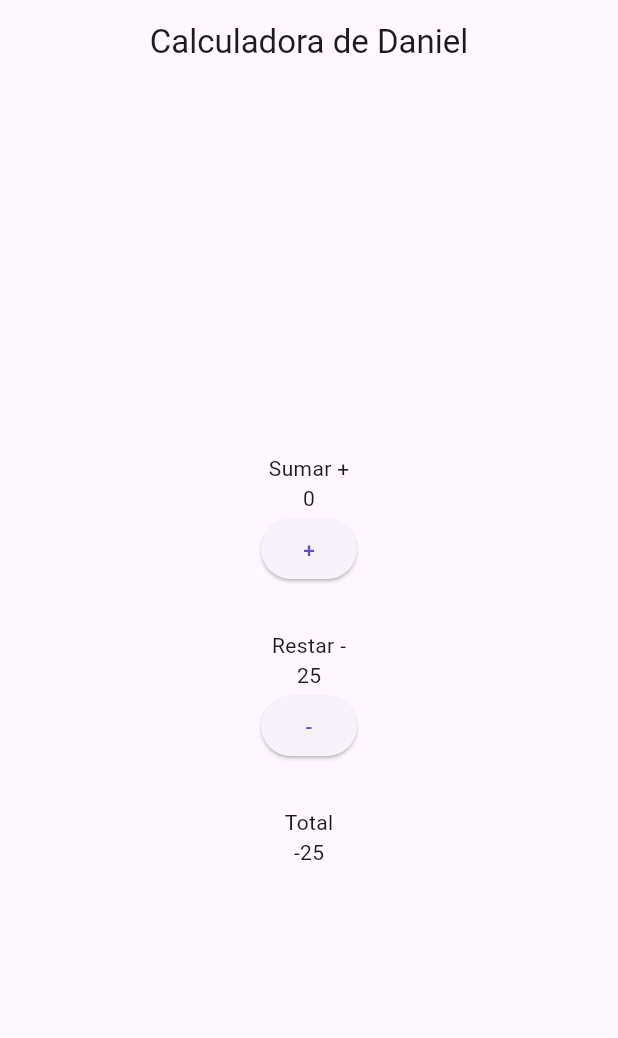
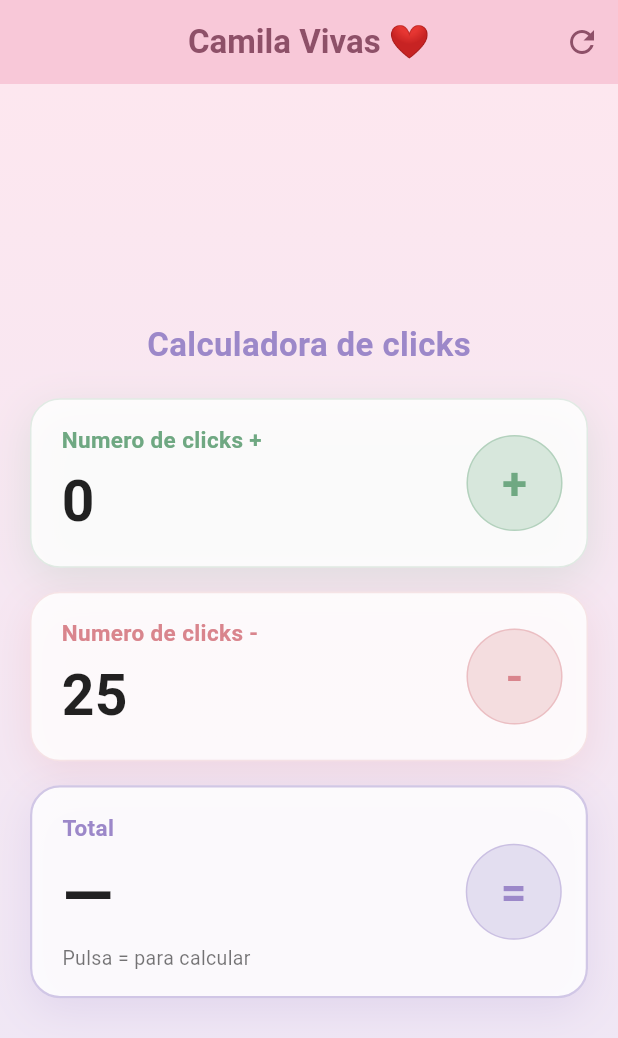
Before and after one commit to danpzZz/Calculadora_Flutter_Grupo_3, a Flutter app: the screen it shows after launch, on a phone screen of 412 x 824 dp. Shown: the top 1038 px of the screen. Run offline on Flutter 3.47's test engine with Material 3 defaults, Android fonts, the phone set to English and light mode, and no system bars.

Commit message:
Calculadora de clicks de Camila Vivas

```diff
--- a/lib/Presentacion/Screens/calculadora.dart
+++ /dev/null
@@ -1,66 +0,0 @@
-
-import 'package:flutter/material.dart';
-
-void main() {
-  runApp(const MaterialApp(
-    debugShowCheckedModeBanner: false,
-    home: Calculadora(),
-  ));
-}
-
-class Calculadora extends StatefulWidget {
-  const Calculadora({super.key});
-
-  @override
-  State<Calculadora> createState() => _CalculadoraState();
-}
-
-class _CalculadoraState extends State<Calculadora> {
-  int numero1 = 0;
-  int numero2 = 25;
-
-  @override
-  Widget build(BuildContext context) {
-    return Scaffold(
-      appBar: AppBar(
-        title: const Text("Calculadora de Daniel"),
-        centerTitle: true,
-      ),
-      body: Center(
-        child: Column(
-          mainAxisAlignment: MainAxisAlignment.center,
-          children: [
-            const Text("Sumar +"),
-            Text("$numero1"),
-            ElevatedButton(
-              onPressed: () {
-                setState(() {
-                  numero1++;
-                });
-              },
-              child: const Text("+"),
-            ),
-
-            const SizedBox(height: 30),
-
-            const Text("Restar -"),
-            Text("$numero2"),
-            ElevatedButton(
-              onPressed: () {
-                setState(() {
-                  numero2--;
-                });
-              },
-              child: const Text("-"),
-            ),
-
-            const SizedBox(height: 30),
-
-            const Text("Total"),
-            Text("${numero1 - numero2}"),
-          ],
-        ),
-      ),
-    );
-  }
-}
--- /dev/null
+++ b/lib/Presentacion/Screens/pantalla.dart
@@ -0,0 +1,314 @@
+import 'package:flutter/material.dart';
+
+class Pantalla extends StatefulWidget {
+  const Pantalla({super.key});
+
+  @override
+  State<Pantalla> createState() => _PantallaState();
+}
+
+class _PantallaState extends State<Pantalla> {
+  // Paleta suave (tonos pastel / difuminados).
+  static const Color _rosa = Color(0xFFF8C8D8);
+  static const Color _rosaTexto = Color(0xFF8E5068);
+  static const Color _verde = Color(0xFF6FA882);
+  static const Color _rojo = Color(0xFFD9858D);
+  static const Color _morado = Color(0xFF9C88C9);
+
+  // Valores con los que arranca la calculadora (y a los que vuelve al
+  // reiniciar).
+  static const int _inicioMas = 0;
+  static const int _inicioMenos = 25;
+
+  int clicksMas = _inicioMas;
+  int clicksMenos = _inicioMenos;
+  int? total; // null = todavía no se ha calculado
+
+  // El total queda desactualizado si los contadores cambiaron después de
+  // pulsar "=".
+  bool get _totalDesactualizado =>
+      total != null && total != clicksMas - clicksMenos;
+
+  void _sumarMas() => setState(() => clicksMas++);
+
+  void _sumarMenos() => setState(() => clicksMenos++);
+
+  void _calcular() => setState(() => total = clicksMas - clicksMenos);
+
+  void _reiniciar() {
+    final hayDatos =
+        clicksMas != _inicioMas || clicksMenos != _inicioMenos || total != null;
+    if (!hayDatos) return;
+
+    final masAnterior = clicksMas;
+    final menosAnterior = clicksMenos;
+    final totalAnterior = total;
+    setState(() {
+      clicksMas = _inicioMas;
+      clicksMenos = _inicioMenos;
+      total = null;
+    });
+
+    ScaffoldMessenger.of(context)
+      ..hideCurrentSnackBar()
+      ..showSnackBar(
+        SnackBar(
+          content: const Text('Calculadora reiniciada'),
+          behavior: SnackBarBehavior.floating,
+          action: SnackBarAction(
+            label: 'Deshacer',
+            onPressed: () => setState(() {
+              clicksMas = masAnterior;
+              clicksMenos = menosAnterior;
+              total = totalAnterior;
+            }),
+          ),
+        ),
+      );
+  }
+
+  @override
+  Widget build(BuildContext context) {
+    return Scaffold(
+      appBar: AppBar(
+        backgroundColor: _rosa,
+        foregroundColor: _rosaTexto,
+        elevation: 0,
+        scrolledUnderElevation: 0,
+        centerTitle: true,
+        title: const Text(
+          'Camila Vivas ❤️',
+          style: TextStyle(fontWeight: FontWeight.bold),
+        ),
+        actions: [
+          IconButton(
+            tooltip: 'Reiniciar',
+            icon: const Icon(Icons.refresh),
+            onPressed: _reiniciar,
+          ),
+        ],
+      ),
+      body: SizedBox.expand(
+        child: DecoratedBox(
+          decoration: const BoxDecoration(
+            gradient: LinearGradient(
+              begin: Alignment.topCenter,
+              end: Alignment.bottomCenter,
+              colors: [Color(0xFFFDE7EF), Color(0xFFEDE7F6)],
+            ),
+          ),
+          child: SafeArea(
+            child: Center(
+              child: SingleChildScrollView(
+                padding: const EdgeInsets.all(20),
+                child: ConstrainedBox(
+                  constraints: const BoxConstraints(maxWidth: 420),
+                  child: Column(
+                    mainAxisSize: MainAxisSize.min,
+                    children: [
+                      const Text(
+                        'Calculadora de clicks',
+                        style: TextStyle(
+                          fontSize: 22,
+                          fontWeight: FontWeight.bold,
+                          color: _morado,
+                        ),
+                      ),
+                      const SizedBox(height: 20),
+                      _Tarjeta(
+                        titulo: 'Numero de clicks +',
+                        valor: '$clicksMas',
+                        color: _verde,
+                        boton: _BotonCircular(
+                          texto: '+',
+                          tooltip: 'Sumar un click +',
+                          color: _verde,
+                          onPressed: _sumarMas,
+                        ),
+                      ),
+                      const SizedBox(height: 16),
+                      _Tarjeta(
+                        titulo: 'Numero de clicks -',
+                        valor: '$clicksMenos',
+                        color: _rojo,
+                        boton: _BotonCircular(
+                          texto: '-',
+                          tooltip: 'Sumar un click -',
+                          color: _rojo,
+                          onPressed: _sumarMenos,
+                        ),
+                      ),
+                      const SizedBox(height: 16),
+                      _Tarjeta(
+                        titulo: 'Total',
+                        valor: total == null ? '—' : '$total',
+                        color: _morado,
+                        destacado: true,
+                        colorValor: total == null || total == 0
+                            ? Colors.black87
+                            : total! > 0
+                            ? _verde
+                            : _rojo,
+                        ayuda: total == null
+                            ? 'Pulsa = para calcular'
+                            : _totalDesactualizado
+                            ? 'Los clicks cambiaron, pulsa = otra vez'
+                            : '$clicksMas − $clicksMenos = $total'
+                                  '${total! > 0
+                                      ? ' (positivo)'
+                                      : total! < 0
+                                      ? ' (negativo)'
+                                      : ''}',
+                        ayudaAviso: _totalDesactualizado,
+                        boton: _BotonCircular(
+                          texto: '=',
+                          tooltip: 'Calcular total',
+                          color: _morado,
+                          onPressed: _calcular,
+                        ),
+                      ),
+                    ],
+                  ),
+                ),
+              ),
+            ),
+          ),
+        ),
+      ),
+    );
+  }
+}
+
+class _Tarjeta extends StatelessWidget {
+  const _Tarjeta({
+    required this.titulo,
+    required this.valor,
+    required this.color,
+    required this.boton,
+    this.destacado = false,
+    this.colorValor = Colors.black87,
+    this.ayuda,
+    this.ayudaAviso = false,
+  });
+
+  final String titulo;
+  final String valor;
+  final Color color;
+  final Widget boton;
+  final bool destacado;
+  final Color colorValor;
+  final String? ayuda;
+  final bool ayudaAviso;
+
+  @override
+  Widget build(BuildContext context) {
+    return Container(
+      padding: const EdgeInsets.fromLTRB(20, 16, 16, 16),
+      decoration: BoxDecoration(
+        borderRadius: BorderRadius.circular(20),
+        color: Colors.white.withValues(alpha: 0.85),
+        border: Border.all(
+          color: color.withValues(alpha: destacado ? 0.45 : 0.2),
+          width: destacado ? 1.5 : 1,
+        ),
+        boxShadow: [
+          BoxShadow(
+            color: color.withValues(alpha: 0.18),
+            blurRadius: 24,
+            offset: const Offset(0, 8),
+          ),
+        ],
+      ),
+      child: Row(
+        children: [
+          Expanded(
+            child: Column(
+              crossAxisAlignment: CrossAxisAlignment.start,
+              children: [
+                Text(
+                  titulo,
+                  style: TextStyle(
+                    fontSize: 15,
+                    fontWeight: FontWeight.w600,
+                    color: color,
+                  ),
+                ),
+                const SizedBox(height: 4),
+                AnimatedSwitcher(
+                  duration: const Duration(milliseconds: 200),
+                  transitionBuilder: (child, animation) =>
+                      ScaleTransition(scale: animation, child: child),
+                  child: Text(
+                    valor,
+                    key: ValueKey(valor),
+                    style: TextStyle(
+                      fontSize: destacado ? 44 : 38,
+                      fontWeight: FontWeight.bold,
+                      color: colorValor,
+                    ),
+                  ),
+                ),
+                if (ayuda != null)
+                  Text(
+                    ayuda!,
+                    style: TextStyle(
+                      fontSize: 13,
+                      color: ayudaAviso
+                          ? Colors.orange.shade800
+                          : Colors.black54,
+                      fontWeight: ayudaAviso
+                          ? FontWeight.w600
+                          : FontWeight.normal,
+                    ),
+                  ),
+              ],
+            ),
+          ),
+          const SizedBox(width: 12),
+          boton,
+        ],
+      ),
+    );
+  }
+}
+
+class _BotonCircular extends StatelessWidget {
+  const _BotonCircular({
+    required this.texto,
+    required this.tooltip,
+    required this.color,
+    required this.onPressed,
+  });
+
+  final String texto;
+  final String tooltip;
+  final Color color;
+  final VoidCallback onPressed;
+
+  @override
+  Widget build(BuildContext context) {
+    return Tooltip(
+      message: tooltip,
+      child: FilledButton(
+        onPressed: onPressed,
+        style: FilledButton.styleFrom(
+          backgroundColor: Color.alphaBlend(
+            color.withValues(alpha: 0.28),
+            Colors.white,
+          ),
+          foregroundColor: color,
+          shape: CircleBorder(
+            side: BorderSide(color: color.withValues(alpha: 0.35)),
+          ),
+          fixedSize: const Size(64, 64),
+          padding: EdgeInsets.zero,
+          elevation: 0,
+        ),
+        child: Text(
+          texto,
+          style: const TextStyle(fontSize: 30, fontWeight: FontWeight.bold),
+        ),
+      ),
+    );
+  }
+}
--- a/lib/main.dart
+++ b/lib/main.dart
@@ -1,9 +1,8 @@
 import 'package:flutter/material.dart';
-import 'package:flutter_application_1/Presentacion/Screens/calculadora.dart';
-
+import 'package:flutter_application_1/Presentacion/Screens/pantalla.dart';
 
 void main() {
-  runApp(MyApp());
+  runApp(const MyApp());
 }
 
 class MyApp extends StatelessWidget {
@@ -13,7 +12,7 @@ class MyApp extends StatelessWidget {
   Widget build(BuildContext context) {
     return MaterialApp(
       debugShowCheckedModeBanner: false,
-      home: Calculadora(),
+      home: Pantalla(),
     );
   }
 }
--- a/pubspec.yaml
+++ b/pubspec.yaml
@@ -19,7 +19,7 @@ publish_to: 'none' # Remove this line if you wish to publish to pub.dev
 version: 1.0.0+1
 
 environment:
-  sdk: ^3.13.5
+  sdk: ^3.9.2
 
 # Dependencies specify other packages that your package needs in order to work.
 # To automatically upgrade your package dependencies to the latest versions
@@ -44,7 +44,7 @@ dev_dependencies:
   # activated in the `analysis_options.yaml` file located at the root of your
   # package. See that file for information about deactivating specific lint
   # rules and activating additional ones.
-  flutter_lints: ^6.0.0
+  flutter_lints: ^5.0.0
 
 # For information on the generic Dart part of this file, see the
 # following page: https://dart.dev/tools/pub/pubspec
```
Also changed, not shown: analysis_options.yaml (+0 -10 lines), pubspec.lock, 20 other files.
